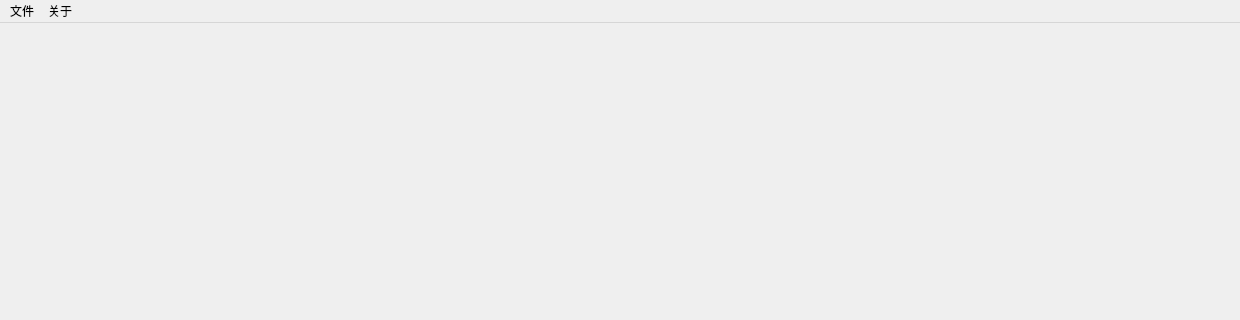
jkjkil4/ExamSysTeacher, file mainwindow.ui: the form before one commit; both pictures show x 0 to 1240 and y 0 to 320 of the 1240 by 760 pixel window.
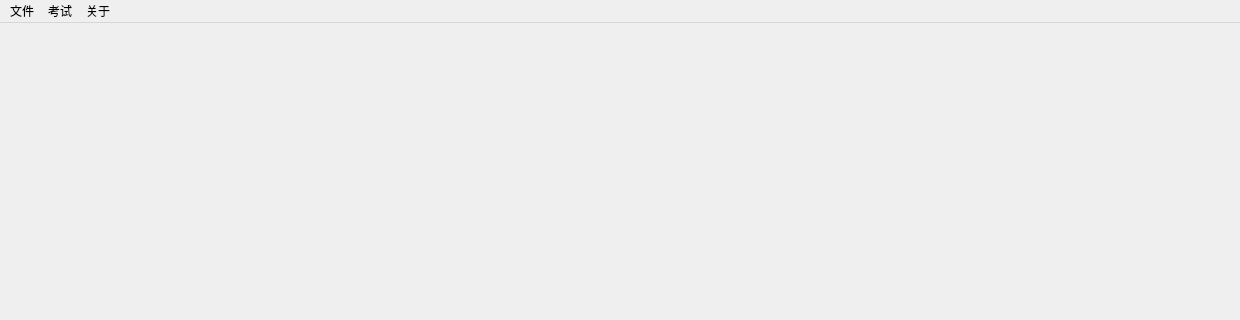
The form after the commit.

Commit message: 恢复考试功能

```diff
--- a/mainwindow.ui
+++ b/mainwindow.ui
@@ -44,7 +44,14 @@
     <addaction name="actAbout"/>
     <addaction name="actAboutQt"/>
    </widget>
+   <widget class="QMenu" name="menu_3">
+    <property name="title">
+     <string>考试</string>
+    </property>
+    <addaction name="actExamHistory"/>
+   </widget>
    <addaction name="menu"/>
+   <addaction name="menu_3"/>
    <addaction name="menu_2"/>
   </widget>
   <widget class="QStatusBar" name="statusbar">
```
Left out of the diff: 5 changed lines with no effect on the pictures. The commit also changes 11 other files.
